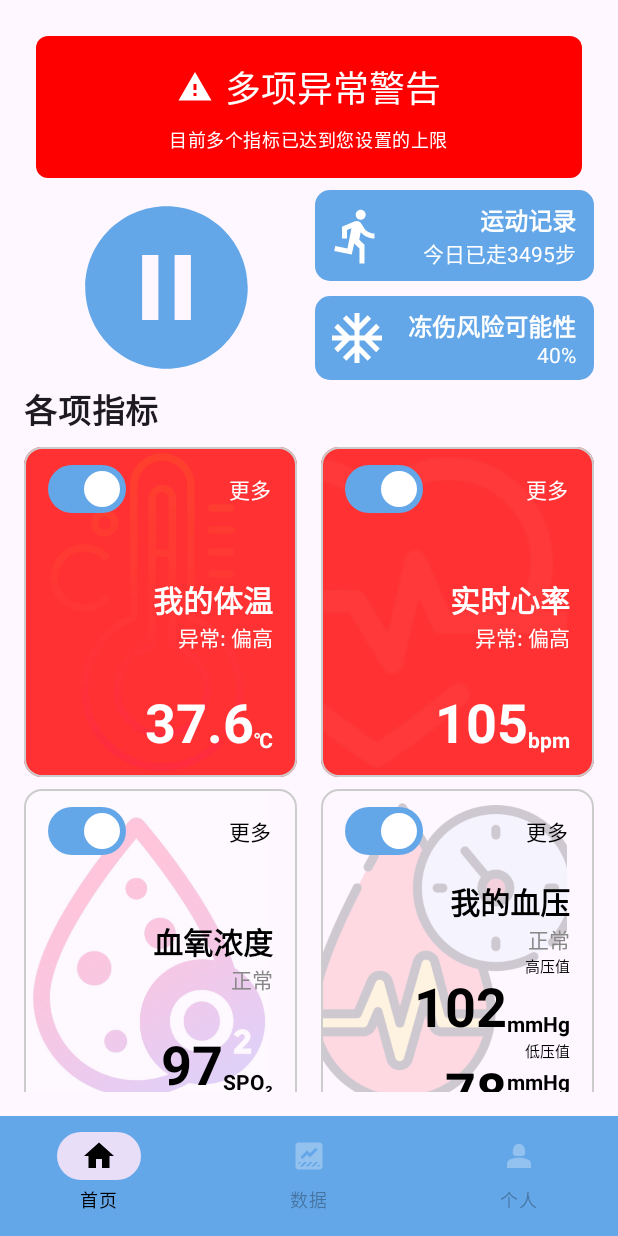
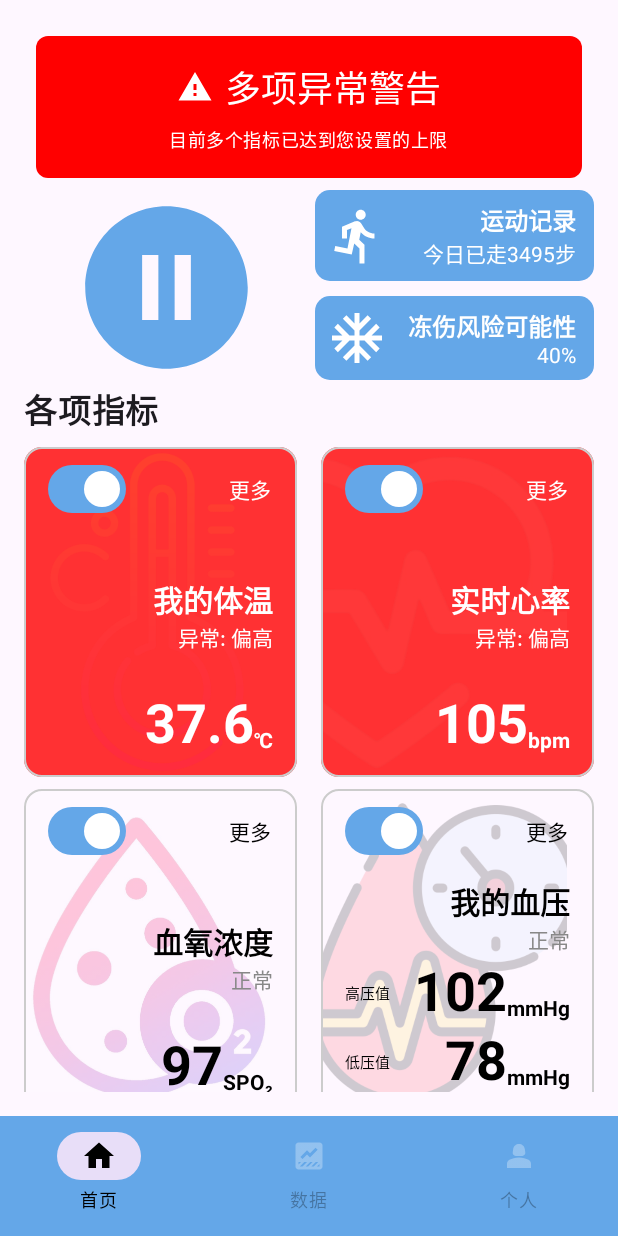
Before and after one commit to longfeiCA/simpleHealthManagement, an Android app built with Jetpack Compose: the screen it shows after launch (MainActivity), on a phone screen of 412 x 824 dp. Run offline under Robolectric (Android 15) with nearby library versions, the phone set to English and light mode, and no system bars.

Commit message:
alternative way to show high/low blood pressure

```diff
--- a/app/src/main/java/com/example/simplehealthmanagement/HealthScreen.kt
+++ b/app/src/main/java/com/example/simplehealthmanagement/HealthScreen.kt
@@ -461,19 +461,20 @@ fun VitalCardWithSwitch(
                         }
 
                         Column( //高低压展示
-                            modifier = Modifier.fillMaxWidth(),
-                            horizontalAlignment = Alignment.End,
+                            modifier = Modifier.fillMaxWidth().weight(1f),
                             verticalArrangement = Arrangement.Center
                         ) {
                             val (high, low) = value.split("/")
-                            Row(verticalAlignment = Alignment.Top, horizontalArrangement = Arrangement.Start){
+                            Row(
+                                modifier = Modifier.fillMaxWidth(),
+                                verticalAlignment = Alignment.CenterVertically,
+                                horizontalArrangement = Arrangement.SpaceBetween
+                            ) {
                                 Text(// 高压值文字
                                     text = "高压值",
                                     style = TextStyle(fontSize = 10.sp),
                                     color = if (status == "正常") Color.Black else Color.White,
                                 )
-                            }
-                            // 高压值展示
                                 Row(verticalAlignment = Alignment.Bottom) {
                                     Text(
                                         text = high,
@@ -487,17 +488,19 @@ fun VitalCardWithSwitch(
                                         modifier = Modifier.padding(bottom = 2.dp)
                                     )
                                 }
-                            // 低压值文字
-                            Row(verticalAlignment = Alignment.Bottom) {
-                                Text(// 低压值
+                            }
+                            Spacer(modifier = Modifier.height(4.dp)) // 增加一些垂直间距
+                            Row(
+                                modifier = Modifier.fillMaxWidth(),
+                                verticalAlignment = Alignment.CenterVertically,
+                                horizontalArrangement = Arrangement.SpaceBetween
+                            ) {
+                                Text(// 低压值文字
                                     text = "低压值",
                                     style = TextStyle(fontSize = 10.sp),
                                     color = if (status == "正常") Color.Black else Color.White,
                                 )
-                            }
-                            // 低压值展示
                                 Row(verticalAlignment = Alignment.Bottom) {
-
                                     Text(
                                         text = low,
                                         style = TextStyle(fontSize = 36.sp, fontWeight = FontWeight.Bold),
@@ -510,7 +513,7 @@ fun VitalCardWithSwitch(
                                         modifier = Modifier.padding(bottom = 2.dp)
                                     )
                                 }
-
+                            }
                         }
                     }
                 }
```
Lines whose indentation alone changed are shown as unchanged.
